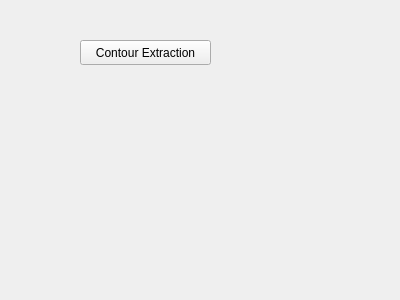
First picture: the form in morfologicalfilter.ui, repository mt0982/QImageProcessing, before the edit.
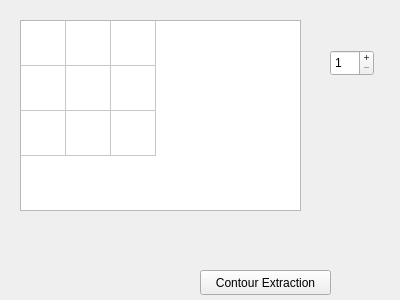
Second picture: the form after the edit.

Commit message: table widget (structural element) added

The edit to the form file:
```diff
--- a/morfologicalfilter.ui
+++ b/morfologicalfilter.ui
@@ -16,8 +16,8 @@
   <widget class="QPushButton" name="pbContourExtraction">
    <property name="geometry">
     <rect>
-     <x>80</x>
-     <y>40</y>
+     <x>200</x>
+     <y>270</y>
      <width>131</width>
      <height>25</height>
     </rect>
@@ -26,6 +26,77 @@
     <string>Contour Extraction</string>
    </property>
   </widget>
+  <widget class="QTableWidget" name="tableWidget">
+   <property name="geometry">
+    <rect>
+     <x>20</x>
+     <y>20</y>
+     <width>281</width>
+     <height>191</height>
+    </rect>
+   </property>
+   <property name="frameShape">
+    <enum>QFrame::StyledPanel</enum>
+   </property>
+   <property name="frameShadow">
+    <enum>QFrame::Sunken</enum>
+   </property>
+   <property name="rowCount">
+    <number>3</number>
+   </property>
+   <property name="columnCount">
+    <number>3</number>
+   </property>
+   <attribute name="horizontalHeaderVisible">
+    <bool>false</bool>
+   </attribute>
+   <attribute name="horizontalHeaderCascadingSectionResizes">
+    <bool>false</bool>
+   </attribute>
+   <attribute name="horizontalHeaderDefaultSectionSize">
+    <number>45</number>
+   </attribute>
+   <attribute name="horizontalHeaderHighlightSections">
+    <bool>true</bool>
+   </attribute>
+   <attribute name="horizontalHeaderMinimumSectionSize">
+    <number>22</number>
+   </attribute>
+   <attribute name="verticalHeaderVisible">
+    <bool>false</bool>
+   </attribute>
+   <attribute name="verticalHeaderDefaultSectionSize">
+    <number>45</number>
+   </attribute>
+   <attribute name="verticalHeaderHighlightSections">
+    <bool>true</bool>
+   </attribute>
+   <row/>
+   <row/>
+   <row/>
+   <column/>
+   <column/>
+   <column/>
+  </widget>
+  <widget class="QSpinBox" name="sbRadius">
+   <property name="geometry">
+    <rect>
+     <x>330</x>
+     <y>50</y>
+     <width>44</width>
+     <height>26</height>
+    </rect>
+   </property>
+   <property name="buttonSymbols">
+    <enum>QAbstractSpinBox::PlusMinus</enum>
+   </property>
+   <property name="minimum">
+    <number>1</number>
+   </property>
+   <property name="maximum">
+    <number>10</number>
+   </property>
+  </widget>
  </widget>
  <resources/>
  <connections/>
```
The commit also changes 2 other files.
